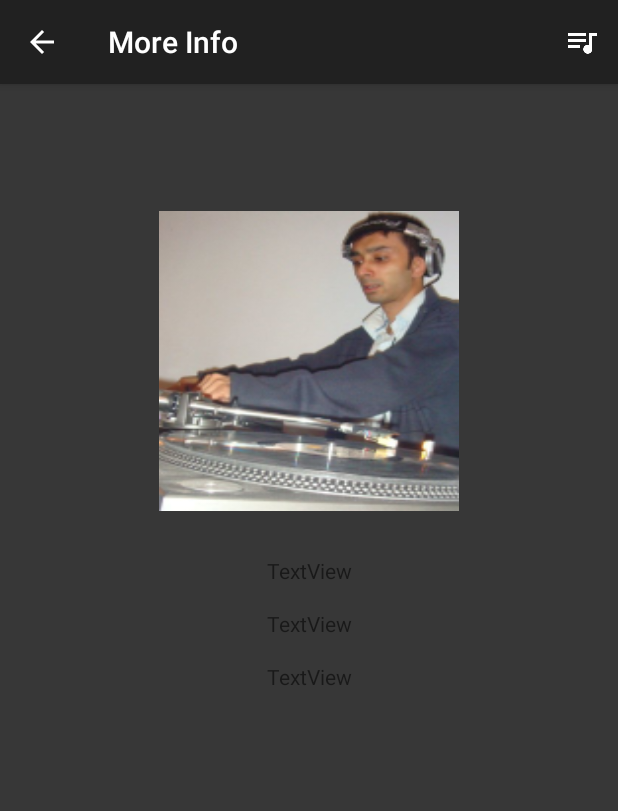
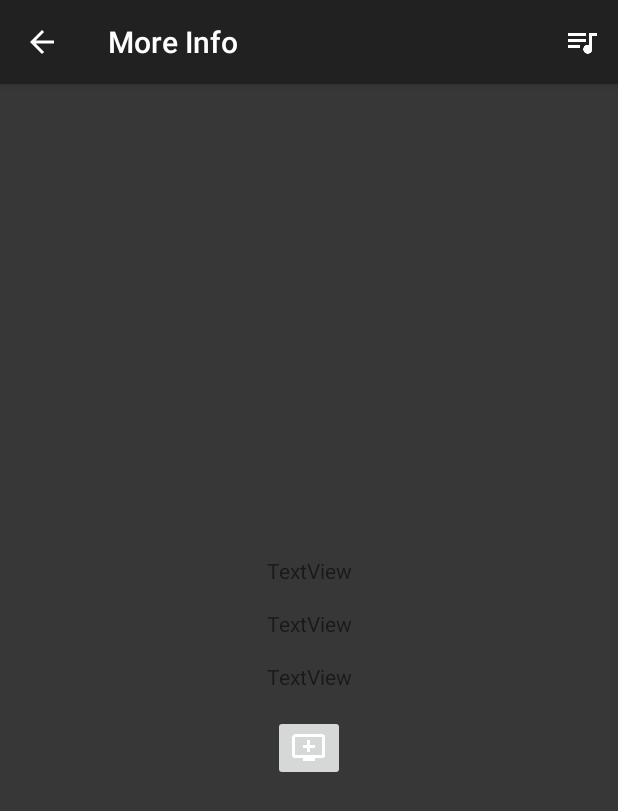
Before and after one commit to fruitcakej/FunkyPod, an Android app: the MoreInfo screen opened directly, with no data from a screen before it, on a phone screen of 412 x 824 dp. Shown: the top 811 px of the screen. Run offline under Robolectric (Android 15) with nearby library versions, the phone set to English and light mode, and no system bars.

Commit message:
Building other activities

```diff
--- a/app/src/main/java/com/example/android/funkypod/MixAdapter.java
+++ b/app/src/main/java/com/example/android/funkypod/MixAdapter.java
@@ -9,9 +9,6 @@ import android.view.ViewGroup;
 import android.widget.ArrayAdapter;
 import android.widget.ImageView;
 import android.widget.TextView;
-
-import com.example.android.funkypod.Mixes;
-import com.example.android.funkypod.R;
 
 import java.util.ArrayList;
 
@@ -85,6 +82,7 @@ public class MixAdapter extends ArrayAdapter<Mixes> {
 
         // Find the ImageView in the list_item.xml layout with the ID mix_icon
         ImageView iconView = (ImageView) listItemView.findViewById(R.id.mix_icon);
+
         // Get the image resource ID from com.example.android.funkypod.Mixes object and
         // set the image to iconView
         iconView.setImageResource(mixes.getImageResourceId());
--- a/app/src/main/res/layout/content_more_info.xml
+++ b/app/src/main/res/layout/content_more_info.xml
@@ -17,7 +17,6 @@
         app:layout_constraintEnd_toEndOf="parent"
         app:layout_constraintStart_toStartOf="parent"
         app:layout_constraintTop_toTopOf="@+id/guideline2"
-        app:srcCompat="@drawable/dee"
         android:contentDescription="@string/mix_icon" />
 
     <android.support.constraint.Guideline
@@ -63,5 +62,17 @@
         app:layout_constraintStart_toStartOf="parent"
         app:layout_constraintTop_toBottomOf="@+id/info" />
 
+    <ImageButton
+        android:id="@+id/addToPlaylist"
+        android:layout_width="wrap_content"
+        android:layout_height="wrap_content"
+        android:layout_marginEnd="@dimen/lToR"
+        android:layout_marginStart="@dimen/lToR"
+        android:layout_marginTop="@dimen/activity_vertical_margin"
+        app:layout_constraintEnd_toEndOf="parent"
+        app:layout_constraintStart_toStartOf="parent"
+        app:layout_constraintTop_toBottomOf="@+id/artistName"
+        app:srcCompat="@mipmap/ic_add_to_queue_white_24dp" />
+
 
 </android.support.constraint.ConstraintLayout>
```
Also changed, not shown: app/src/main/java/com/example/android/funkypod/Mixes.java (+35 -4 lines), app/src/main/java/com/example/android/funkypod/ViewPlaylist.java (+7 -3 lines).
